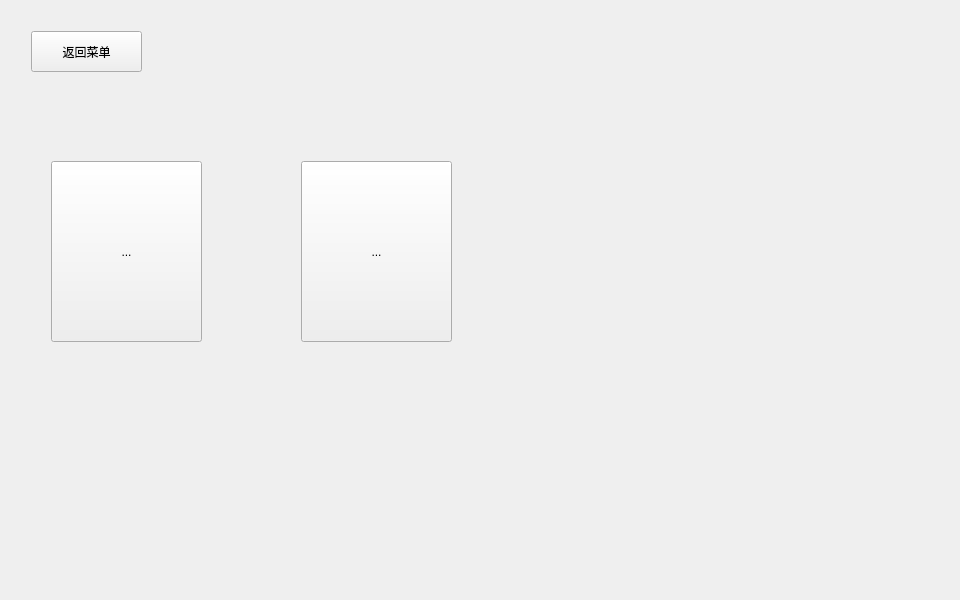
Old version of the form Client/Client.ui in the repository tarffy/pokemon.
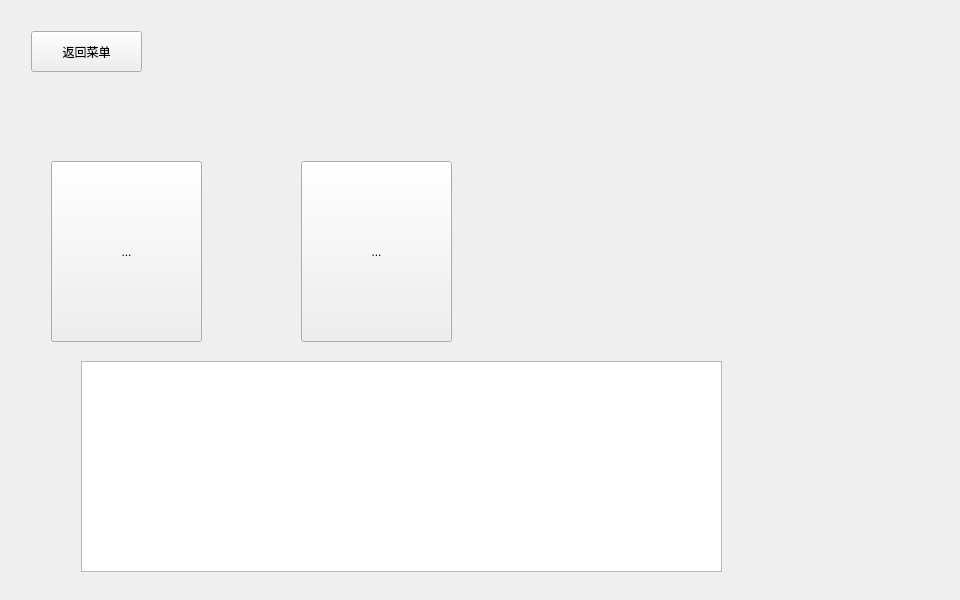
New version of the form. The open tabs and pages were chosen to show the change.

```diff
--- a/Client/Client.ui
+++ b/Client/Client.ui
@@ -355,6 +355,22 @@
          <string>返回菜单</string>
         </property>
        </widget>
+       <widget class="QTextEdit" name="Text_battle">
+        <property name="geometry">
+         <rect>
+          <x>70</x>
+          <y>350</y>
+          <width>641</width>
+          <height>211</height>
+         </rect>
+        </property>
+        <property name="undoRedoEnabled">
+         <bool>false</bool>
+        </property>
+        <property name="readOnly">
+         <bool>true</bool>
+        </property>
+       </widget>
       </widget>
       <widget class="QWidget" name="page_query">
        <widget class="QGroupBox" name="groupBox">
```
Left out of the diff: 4 changed lines with no effect on the pictures.
